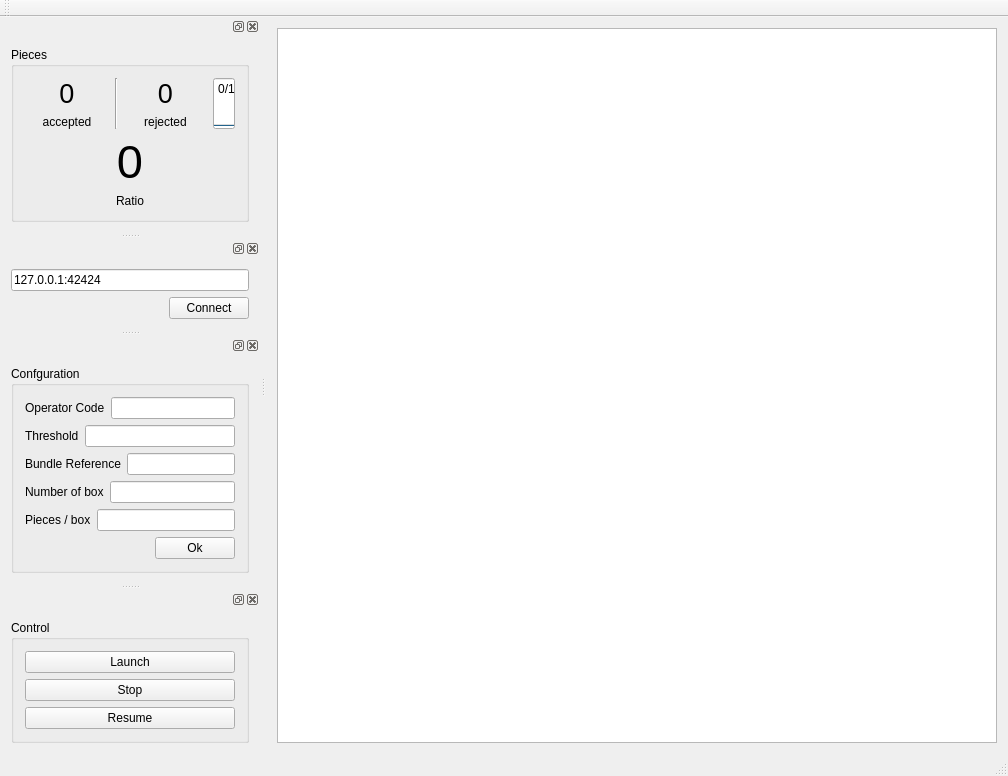
Before: the Qt Designer form WindowClient/mainwindow.ui in modSquad/cmmai, drawn with Qt 5.
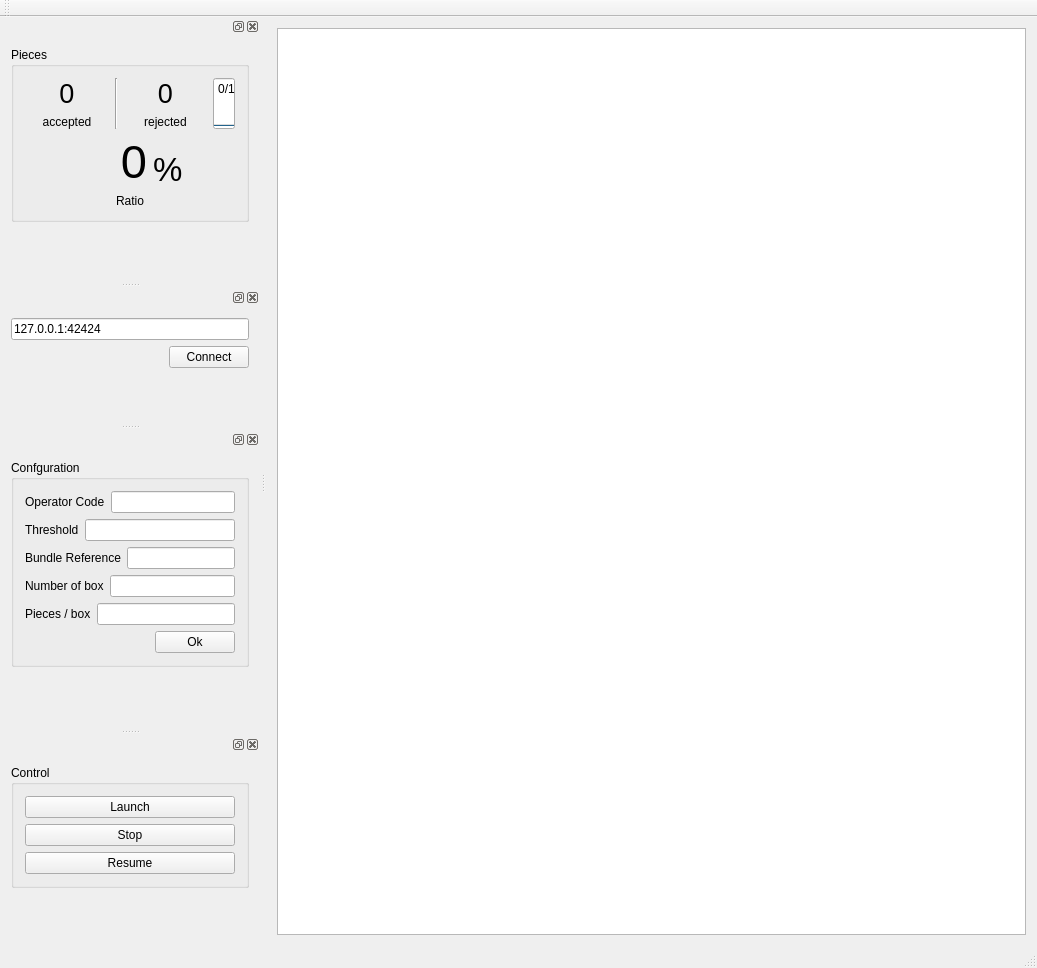
After: the same form once the commit is applied.

Commit message: ratio pourcentage + enlever les code erreur

Diff of the .ui file:
```diff
--- a/WindowClient/mainwindow.ui
+++ b/WindowClient/mainwindow.ui
@@ -6,8 +6,8 @@
    <rect>
     <x>0</x>
     <y>0</y>
-    <width>1008</width>
-    <height>751</height>
+    <width>1037</width>
+    <height>968</height>
    </rect>
   </property>
   <property name="windowTitle">
@@ -199,7 +199,15 @@
          </layout>
         </item>
         <item row="1" column="0">
+         <layout class="QHBoxLayout" name="horizontalLayout_2">
+          <item>
          <widget class="QLabel" name="ratio">
+            <property name="sizePolicy">
+             <sizepolicy hsizetype="Preferred" vsizetype="Preferred">
+              <horstretch>3</horstretch>
+              <verstretch>0</verstretch>
+             </sizepolicy>
+            </property>
           <property name="font">
            <font>
             <pointsize>35</pointsize>
@@ -209,11 +217,34 @@
            <string>0</string>
           </property>
           <property name="alignment">
-           <set>Qt::AlignCenter</set>
+             <set>Qt::AlignBottom|Qt::AlignRight|Qt::AlignTrailing</set>
           </property>
          </widget>
         </item>
-        <item row="2" column="0">
+          <item>
+           <widget class="QLabel" name="label">
+            <property name="sizePolicy">
+             <sizepolicy hsizetype="Preferred" vsizetype="Preferred">
+              <horstretch>2</horstretch>
+              <verstretch>0</verstretch>
+             </sizepolicy>
+            </property>
+            <property name="font">
+             <font>
+              <pointsize>25</pointsize>
+             </font>
+            </property>
+            <property name="text">
+             <string>%</string>
+            </property>
+            <property name="alignment">
+             <set>Qt::AlignBottom|Qt::AlignLeading|Qt::AlignLeft</set>
+            </property>
+           </widget>
+          </item>
+         </layout>
+        </item>
+        <item row="3" column="0">
          <widget class="QLabel" name="ratioLabel">
           <property name="text">
            <string>Ratio</string>
@@ -273,6 +304,19 @@
        </property>
       </widget>
      </item>
+     <item row="2" column="0">
+      <spacer name="verticalSpacer_4">
+       <property name="orientation">
+        <enum>Qt::Vertical</enum>
+       </property>
+       <property name="sizeHint" stdset="0">
+        <size>
+         <width>20</width>
+         <height>40</height>
+        </size>
+       </property>
+      </spacer>
+     </item>
     </layout>
    </widget>
   </widget>
@@ -391,6 +435,19 @@
        </layout>
       </widget>
      </item>
+     <item>
+      <spacer name="verticalSpacer_3">
+       <property name="orientation">
+        <enum>Qt::Vertical</enum>
+       </property>
+       <property name="sizeHint" stdset="0">
+        <size>
+         <width>20</width>
+         <height>40</height>
+        </size>
+       </property>
+      </spacer>
+     </item>
     </layout>
    </widget>
   </widget>
@@ -436,6 +493,19 @@
        </layout>
       </widget>
      </item>
+     <item row="1" column="0">
+      <spacer name="verticalSpacer_2">
+       <property name="orientation">
+        <enum>Qt::Vertical</enum>
+       </property>
+       <property name="sizeHint" stdset="0">
+        <size>
+         <width>20</width>
+         <height>40</height>
+        </size>
+       </property>
+      </spacer>
+     </item>
     </layout>
    </widget>
   </widget>
```
Left out of the diff: 2 changed lines with no effect on the pictures. Lines whose indentation alone changed are shown as unchanged. The commit also changes 1 other file.
